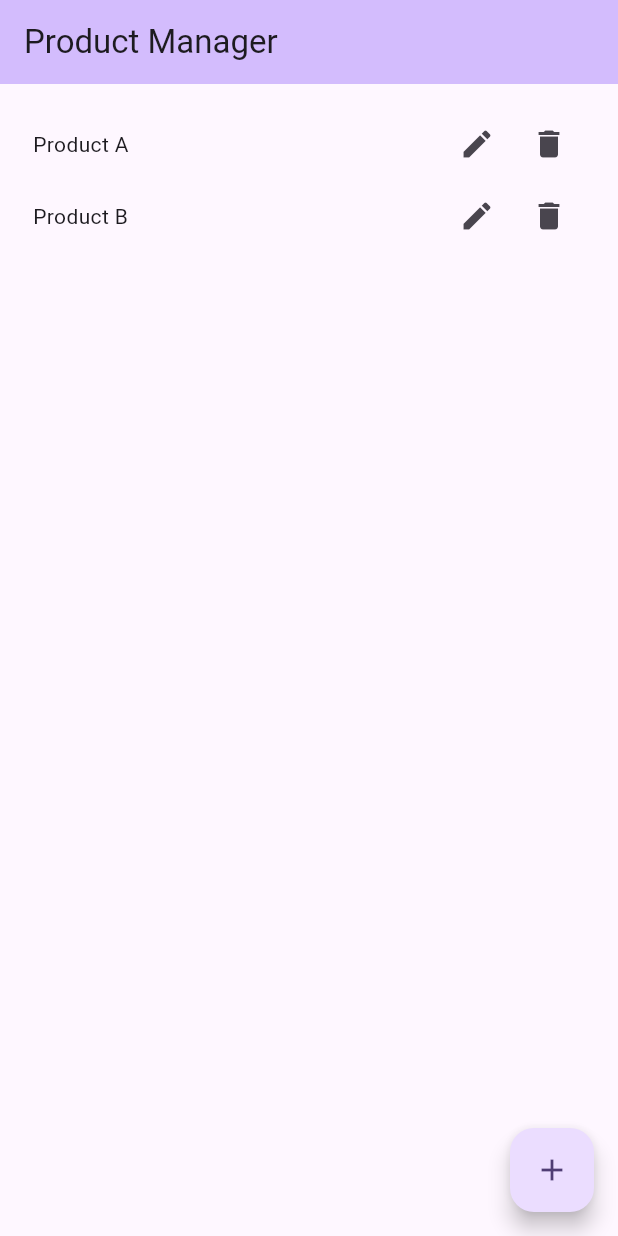
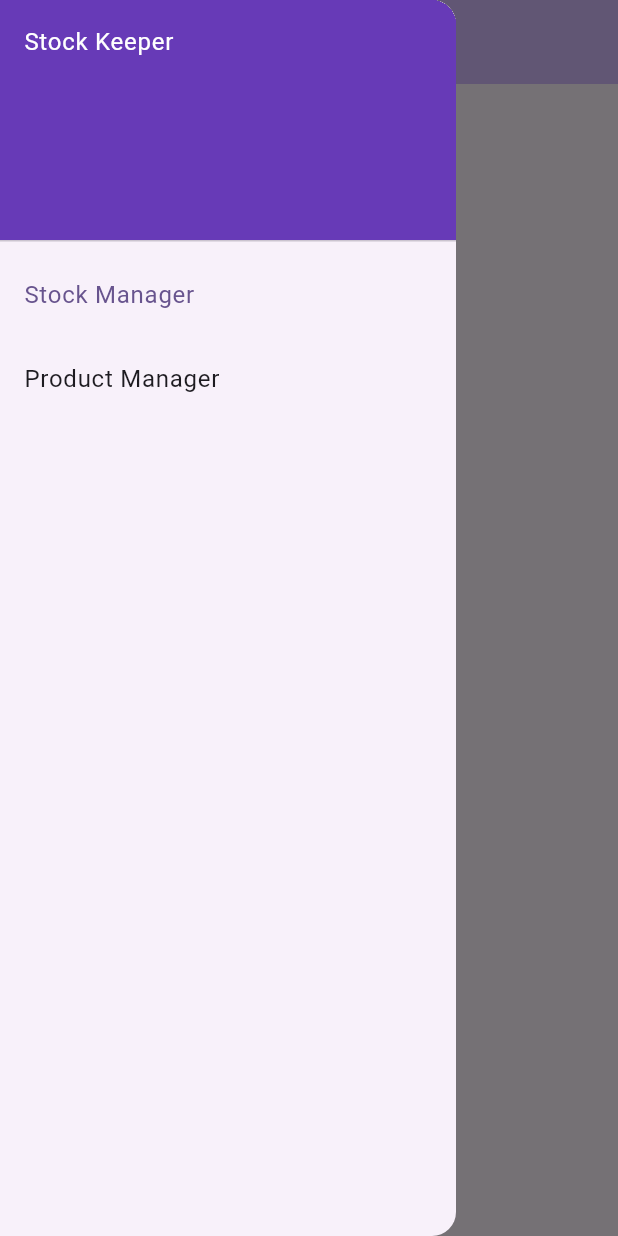
Before and after one commit to BenJilks/StockKeeper, a Flutter app: the screen it shows after launch, with the side drawer open (before the commit the screen has no drawer), on a phone screen of 412 x 824 dp. Run offline on Flutter 3.47's test engine with Material 3 defaults, Android fonts, the phone set to English and light mode, and no system bars; our stand-ins replace rxdart.

Commit message:
Add drawer menu, to switch between project and stock manager.

```diff
--- /dev/null
+++ b/lib/components/drawer_menu.dart
@@ -0,0 +1,38 @@
+import 'package:flutter/material.dart';
+
+enum AppPage {
+  stockManager,
+  productManager,
+}
+
+class DrawerMenu extends StatelessWidget {
+  final AppPage page;
+  const DrawerMenu(this.page, { super.key });
+
+  @override
+  Widget build(BuildContext context) {
+    return ListView(
+      padding: EdgeInsets.zero,
+      children: [
+        const DrawerHeader(
+          decoration: BoxDecoration(
+            color: Colors.deepPurple,
+          ),
+          child: Text('Stock Keeper', style: TextStyle(color: Colors.white)),
+        ),
+
+        ListTile(
+          selected: page == AppPage.stockManager,
+          title: const Text('Stock Manager'),
+          onTap: () => Navigator.of(context).pushReplacementNamed('/'),
+        ),
+
+        ListTile(
+          selected: page == AppPage.productManager,
+          title: const Text('Product Manager'),
+          onTap: () => Navigator.of(context).pushReplacementNamed('/product-manager'),
+        ),
+      ],
+    );
+  }
+}
--- a/lib/main.dart
+++ b/lib/main.dart
@@ -5,6 +5,7 @@ import 'package:stock_keeper/bloc/product_list_block.dart';
 import 'package:stock_keeper/data/product_repository.dart';
 import 'package:stock_keeper/pages/product_editor_page.dart';
 import 'package:stock_keeper/pages/product_manager_page.dart';
+import 'package:stock_keeper/pages/stock_manager_page.dart';
 
 void main() {
   final productRepository = ProductRepository();
@@ -30,7 +31,8 @@ class StockKeeperApp extends StatelessWidget {
       ),
 
       routes: {
-        '/': (context) => const ProductManagerPage(),
+        '/': (context) => const StockManagerPage(),
+        '/product-manager': (context) => const ProductManagerPage(),
         '/edit-product': (context) => const ProductEditor(),
       },
     );
--- a/lib/pages/product_manager_page.dart
+++ b/lib/pages/product_manager_page.dart
@@ -1,6 +1,7 @@
 import 'package:flutter/material.dart';
 import 'package:stock_keeper/bloc/block_provider.dart';
 import 'package:stock_keeper/bloc/product_list_block.dart';
+import 'package:stock_keeper/components/drawer_menu.dart';
 import 'package:stock_keeper/data/product.dart';
 
 class ProductManagerPage extends StatelessWidget {
@@ -24,6 +25,10 @@ class ProductManagerPage extends StatelessWidget {
       body: Padding(
         padding: const EdgeInsets.symmetric(vertical: 16, horizontal: 22),
         child: buildProductList(bloc),
+      ),
+
+      drawer: const Drawer(
+        child: DrawerMenu(AppPage.productManager),
       ),
 
       floatingActionButton: FloatingActionButton(
--- a/lib/pages/stock_list_page.dart
+++ b/lib/pages/stock_manager_page.dart
@@ -1,18 +1,12 @@
 import 'package:flutter/material.dart';
+import 'package:stock_keeper/components/drawer_menu.dart';
 import 'package:stock_keeper/components/stock_list.dart';
 import 'package:stock_keeper/data/product.dart';
 import 'package:stock_keeper/data/stock_item.dart';
 
-class StockListPage extends StatefulWidget {
-  const StockListPage({super.key, required this.title});
+class StockManagerPage extends StatelessWidget {
+  const StockManagerPage({super.key});
 
-  final String title;
-
-  @override
-  State<StockListPage> createState() => _StockListPageState();
-}
-
-class _StockListPageState extends State<StockListPage> {
   @override
   Widget build(BuildContext context) {
     final product_a = Product(name: 'Product A', variants: ['Blue', 'Green']);
@@ -21,7 +15,11 @@ class _StockListPageState extends State<StockListPage> {
     return Scaffold(
       appBar: AppBar(
         backgroundColor: Theme.of(context).colorScheme.inversePrimary,
-        title: Text(widget.title),
+        title: const Text('Stock Manager'),
+      ),
+
+      drawer: const Drawer(
+        child: DrawerMenu(AppPage.stockManager),
       ),
 
       body: StockList([
```
